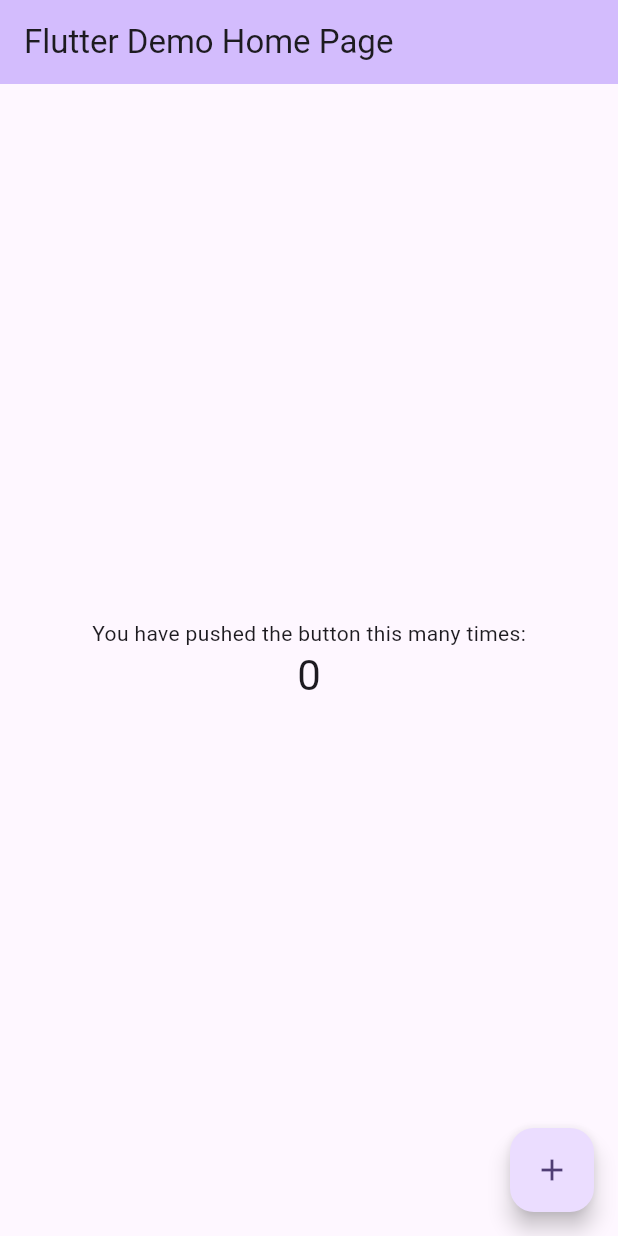
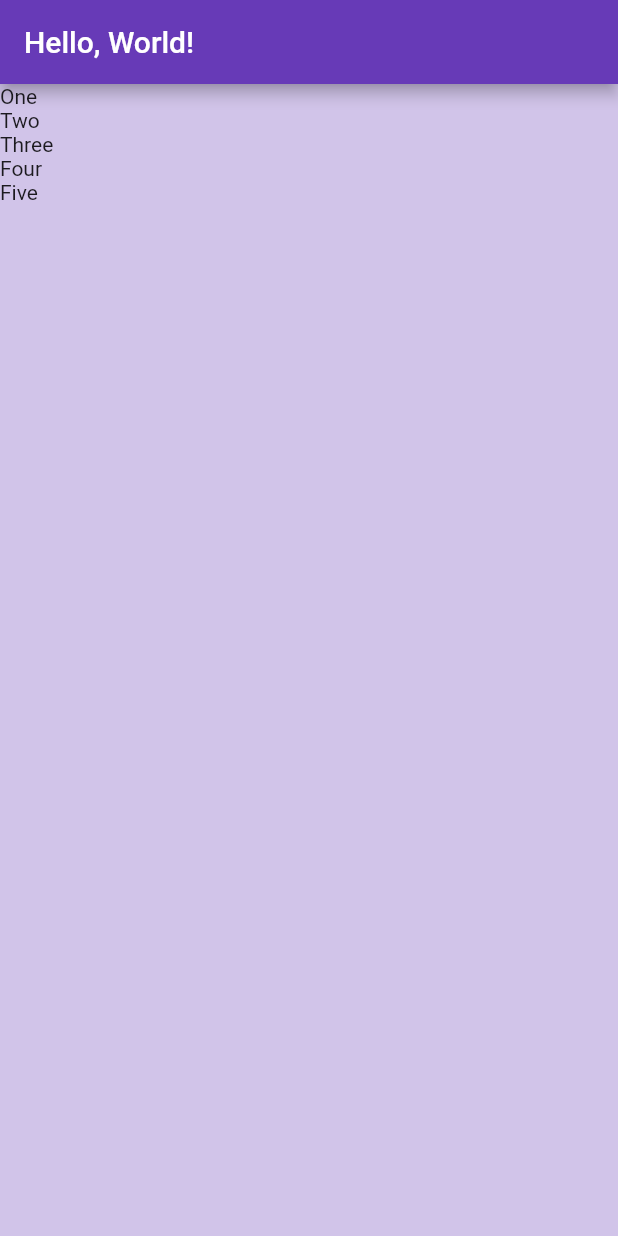
Before and after one commit to farhan-ibrahim/kelas-asas-flutter, a Flutter app: the screen it shows after launch, on a phone screen of 412 x 824 dp. Run offline on Flutter 3.47's test engine with Material 2 defaults, Android fonts, the phone set to English and light mode, and no system bars; our stand-ins replace cloud_firestore, firebase_core; accounts and stored records are empty.

Commit message:
add : tutorial folders

```diff
--- a/lib/main.dart
+++ b/lib/main.dart
@@ -1,125 +1,12 @@
 import 'package:flutter/material.dart';
+import 'package:my_flutter_app/tutorials/tutorial_8_navigation/add_contact_page.dart';
+import 'package:my_flutter_app/tutorials/tutorial_8_navigation/homepage.dart';
 
 void main() {
-  runApp(const MyApp());
+  runApp(MaterialApp(
+    routes: {
+      '/': (context) => const HomePage(),
+      '/add': (context) => const AddContactPage(),
+    },
+  ));
 }
-
-class MyApp extends StatelessWidget {
-  const MyApp({super.key});
-
-  // This widget is the root of your application.
-  @override
-  Widget build(BuildContext context) {
-    return MaterialApp(
-      title: 'Flutter Demo',
-      theme: ThemeData(
-        // This is the theme of your application.
-        //
-        // TRY THIS: Try running your application with "flutter run". You'll see
-        // the application has a blue toolbar. Then, without quitting the app,
-        // try changing the seedColor in the colorScheme below to Colors.green
-        // and then invoke "hot reload" (save your changes or press the "hot
-        // reload" button in a Flutter-supported IDE, or press "r" if you used
-        // the command line to start the app).
-        //
-        // Notice that the counter didn't reset back to zero; the application
-        // state is not lost during the reload. To reset the state, use hot
-        // restart instead.
-        //
-        // This works for code too, not just values: Most code changes can be
-        // tested with just a hot reload.
-        colorScheme: ColorScheme.fromSeed(seedColor: Colors.deepPurple),
-        useMaterial3: true,
-      ),
-      home: const MyHomePage(title: 'Flutter Demo Home Page'),
-    );
-  }
-}
-
-class MyHomePage extends StatefulWidget {
-  const MyHomePage({super.key, required this.title});
-
-  // This widget is the home page of your application. It is stateful, meaning
-  // that it has a State object (defined below) that contains fields that affect
-  // how it looks.
-
-  // This class is the configuration for the state. It holds the values (in this
-  // case the title) provided by the parent (in this case the App widget) and
-  // used by the build method of the State. Fields in a Widget subclass are
-  // always marked "final".
-
-  final String title;
-
-  @override
-  State<MyHomePage> createState() => _MyHomePageState();
-}
-
-class _MyHomePageState extends State<MyHomePage> {
-  int _counter = 0;
-
-  void _incrementCounter() {
-    setState(() {
-      // This call to setState tells the Flutter framework that something has
-      // changed in this State, which causes it to rerun the build method below
-      // so that the display can reflect the updated values. If we changed
-      // _counter without calling setState(), then the build method would not be
-      // called again, and so nothing would appear to happen.
-      _counter++;
-    });
-  }
-
-  @override
-  Widget build(BuildContext context) {
-    // This method is rerun every time setState is called, for instance as done
-    // by the _incrementCounter method above.
-    //
-    // The Flutter framework has been optimized to make rerunning build methods
-    // fast, so that you can just rebuild anything that needs updating rather
-    // than having to individually change instances of widgets.
-    return Scaffold(
-      appBar: AppBar(
-        // TRY THIS: Try changing the color here to a specific color (to
-        // Colors.amber, perhaps?) and trigger a hot reload to see the AppBar
-        // change color while the other colors stay the same.
-        backgroundColor: Theme.of(context).colorScheme.inversePrimary,
-        // Here we take the value from the MyHomePage object that was created by
-        // the App.build method, and use it to set our appbar title.
-        title: Text(widget.title),
-      ),
-      body: Center(
-        // Center is a layout widget. It takes a single child and positions it
-        // in the middle of the parent.
-        child: Column(
-          // Column is also a layout widget. It takes a list of children and
-          // arranges them vertically. By default, it sizes itself to fit its
-          // children horizontally, and tries to be as tall as its parent.
-          //
-          // Column has various properties to control how it sizes itself and
-          // how it positions its children. Here we use mainAxisAlignment to
-          // center the children vertically; the main axis here is the vertical
-          // axis because Columns are vertical (the cross axis would be
-          // horizontal).
-          //
-          // TRY THIS: Invoke "debug painting" (choose the "Toggle Debug Paint"
-          // action in the IDE, or press "p" in the console), to see the
-          // wireframe for each widget.
-          mainAxisAlignment: MainAxisAlignment.center,
-          children: <Widget>[
-            const Text(
-              'You have pushed the button this many times:',
-            ),
-            Text(
-              '$_counter',
-              style: Theme.of(context).textTheme.headlineMedium,
-            ),
-          ],
-        ),
-      ),
-      floatingActionButton: FloatingActionButton(
-        onPressed: _incrementCounter,
-        tooltip: 'Increment',
-        child: const Icon(Icons.add),
-      ), // This trailing comma makes auto-formatting nicer for build methods.
-    );
-  }
-}
--- /dev/null
+++ b/lib/tutorials/tutorial_8_navigation/homepage.dart
@@ -0,0 +1,25 @@
+import 'package:flutter/material.dart';
+
+class HomePage extends StatefulWidget {
+  const HomePage({super.key});
+
+  @override
+  State<HomePage> createState() => _HomePageState();
+}
+
+class _HomePageState extends State<HomePage> {
+  final List<String> items = ['One', 'Two', 'Three', 'Four', 'Five'];
+
+  @override
+  Widget build(BuildContext context) {
+    return Scaffold(
+      backgroundColor: Colors.deepPurple[100],
+      appBar: AppBar(
+          title: const Text('Hello, World!'),
+          backgroundColor: Colors.deepPurple),
+      body: ListView(
+        children: items.map((item) => Text(item)).toList(),
+      ),
+    );
+  }
+}
--- a/pubspec.yaml
+++ b/pubspec.yaml
@@ -36,6 +36,7 @@ dependencies:
   # Use with the CupertinoIcons class for iOS style icons.
   cupertino_icons: ^1.0.2
   firebase_core: ^2.23.0
+  cloud_firestore: ^4.13.2
 
 dev_dependencies:
   flutter_test:
```
Also changed, not shown: lib/tutorials/tutorial_8_navigation/add_contact_page.dart (added, +36 -0 lines), lib/tutorials/tutorial_9_firestore/model.dart (added, +36 -0 lines), lib/tutorials/tutorial_9_firestore/repository.dart (added, +24 -0 lines), lib/tutorials/tutorial_1_scaffold/main.dart (renamed from lib/tutorials/1_scaffold.dart), lib/tutorials/tutorial_2_container/main.dart (renamed from lib/tutorials/2_container.dart), lib/tutorials/tutorial_3_stateless/main.dart (renamed from lib/tutorials/3_stateless.dart), lib/tutorials/tutorial_4_column_row/main.dart (renamed from lib/tutorials/4_column_row.dart), lib/tutorials/tutorial_5_list/main.dart (renamed from lib/tutorials/5_list.dart), lib/tutorials/tutorial_6_stateful/main.dart (renamed from lib/tutorials/6_stateful.dart), lib/tutorials/tutorial_7_form/main.dart (added), pubspec.lock, 3 other files.
